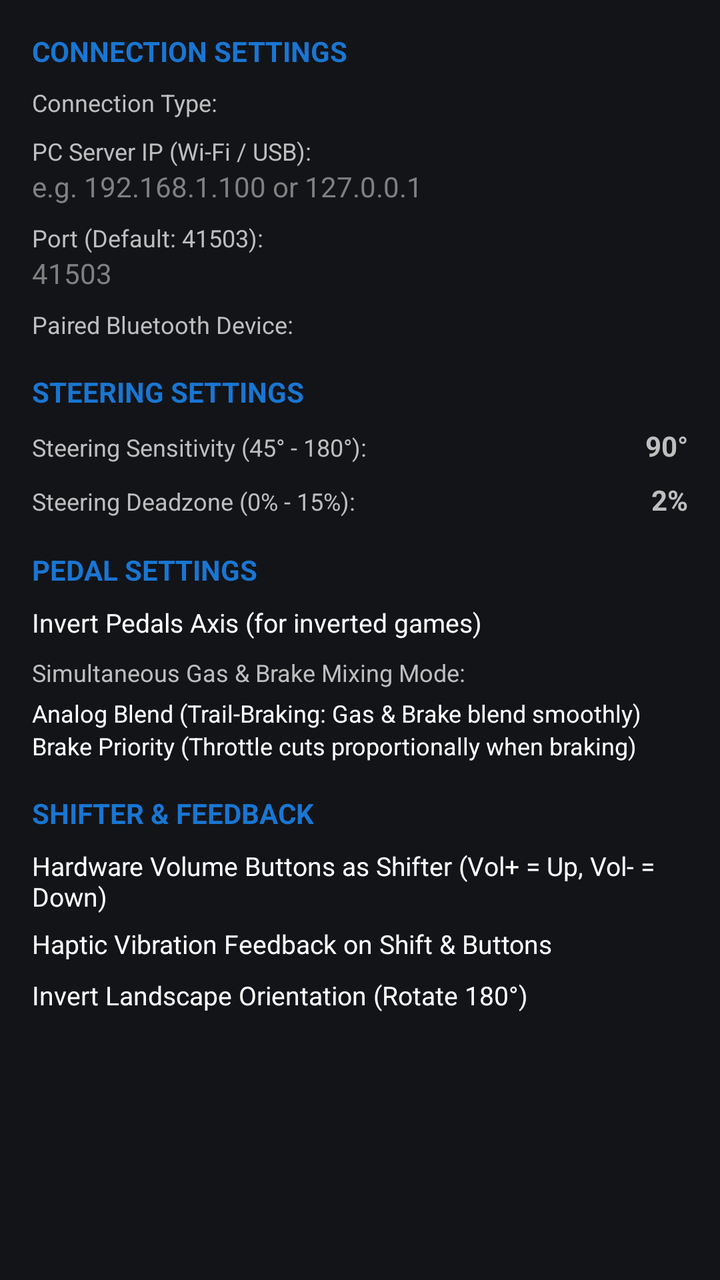
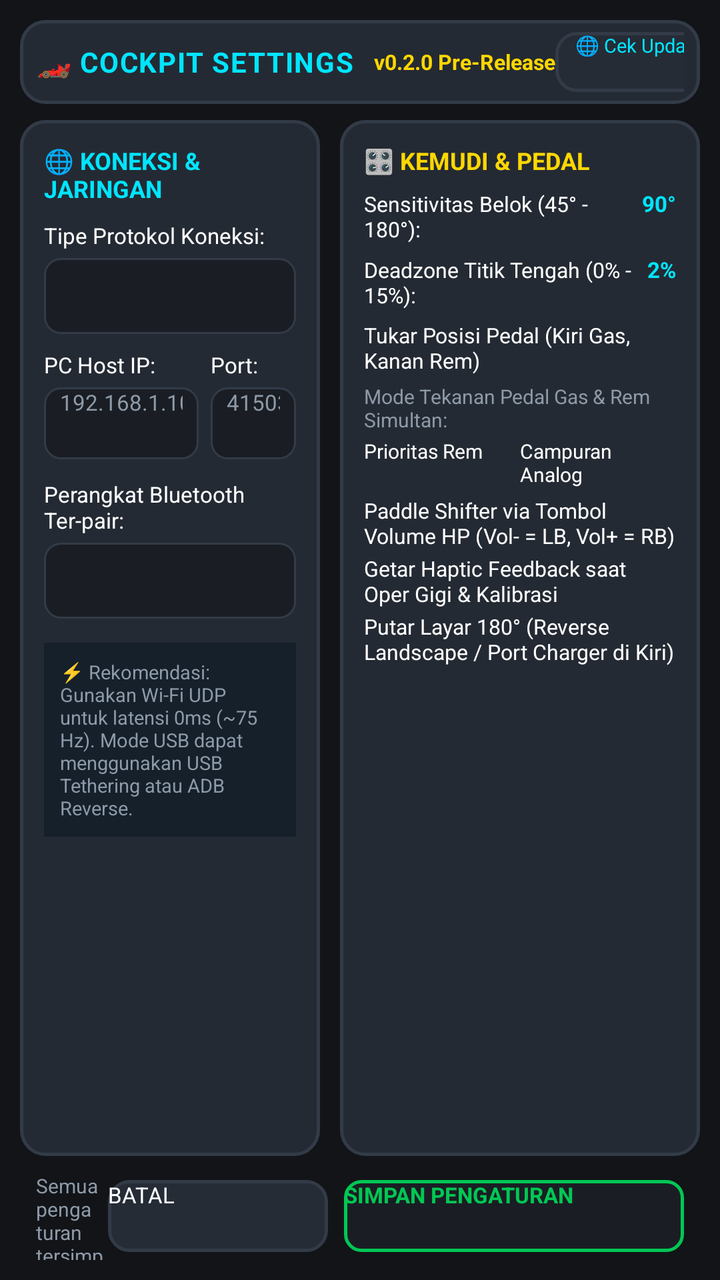

Compare the two renders of this Android layout. The source of the first and the diff that turns it into the second are given below.
<!-- AndroidManifest.xml: application theme AppTheme -->
<!-- res/layout/dialog_settings.xml -->
<?xml version="1.0" encoding="utf-8"?>
<ScrollView xmlns:android="http://schemas.android.com/apk/res/android"
    android:layout_width="match_parent"
    android:layout_height="wrap_content"
    android:padding="16dp">

    <LinearLayout
        android:layout_width="match_parent"
        android:layout_height="wrap_content"
        android:orientation="vertical">

        
        <TextView
            android:layout_width="wrap_content"
            android:layout_height="wrap_content"
            android:text="CONNECTION SETTINGS"
            android:textStyle="bold"
            android:textColor="#1976D2"
            android:textSize="14sp"
            android:layout_marginBottom="8dp" />

        <TextView
            android:layout_width="wrap_content"
            android:layout_height="wrap_content"
            android:text="Connection Type:"
            android:textSize="12sp" />

        <Spinner
            android:id="@+id/spConnType"
            android:layout_width="match_parent"
            android:layout_height="wrap_content"
            android:layout_marginBottom="8dp" />

        <TextView
            android:layout_width="wrap_content"
            android:layout_height="wrap_content"
            android:text="PC Server IP (Wi-Fi / USB):"
            android:textSize="12sp" />

        <EditText
            android:id="@+id/etHost"
            android:layout_width="match_parent"
            android:layout_height="wrap_content"
            android:hint="e.g. 192.168.1.100 or 127.0.0.1"
            android:inputType="textUri"
            android:textSize="14sp"
            android:layout_marginBottom="8dp" />

        <TextView
            android:layout_width="wrap_content"
            android:layout_height="wrap_content"
            android:text="Port (Default: 41503):"
            android:textSize="12sp" />

        <EditText
            android:id="@+id/etPort"
            android:layout_width="match_parent"
            android:layout_height="wrap_content"
            android:hint="41503"
            android:inputType="number"
            android:textSize="14sp"
            android:layout_marginBottom="8dp" />

        <TextView
            android:layout_width="wrap_content"
            android:layout_height="wrap_content"
            android:text="Paired Bluetooth Device:"
            android:textSize="12sp" />

        <Spinner
            android:id="@+id/spBluetoothDevice"
            android:layout_width="match_parent"
            android:layout_height="wrap_content"
            android:layout_marginBottom="16dp" />

        
        <TextView
            android:layout_width="wrap_content"
            android:layout_height="wrap_content"
            android:text="STEERING SETTINGS"
            android:textStyle="bold"
            android:textColor="#1976D2"
            android:textSize="14sp"
            android:layout_marginBottom="8dp" />

        <LinearLayout
            android:layout_width="match_parent"
            android:layout_height="wrap_content"
            android:orientation="horizontal">

            <TextView
                android:layout_width="0dp"
                android:layout_height="wrap_content"
                android:layout_weight="1"
                android:text="Steering Sensitivity (45° - 180°):"
                android:textSize="12sp" />

            <TextView
                android:id="@+id/tvSensitivityVal"
                android:layout_width="wrap_content"
                android:layout_height="wrap_content"
                android:text="90°"
                android:textStyle="bold"
                android:textSize="14sp" />
        </LinearLayout>

        <SeekBar
            android:id="@+id/sbSensitivity"
            android:layout_width="match_parent"
            android:layout_height="wrap_content"
            android:layout_marginBottom="8dp" />

        <LinearLayout
            android:layout_width="match_parent"
            android:layout_height="wrap_content"
            android:orientation="horizontal">

            <TextView
                android:layout_width="0dp"
                android:layout_height="wrap_content"
                android:layout_weight="1"
                android:text="Steering Deadzone (0% - 15%):"
                android:textSize="12sp" />

            <TextView
                android:id="@+id/tvDeadzoneVal"
                android:layout_width="wrap_content"
                android:layout_height="wrap_content"
                android:text="2%"
                android:textStyle="bold"
                android:textSize="14sp" />
        </LinearLayout>

        <SeekBar
            android:id="@+id/sbDeadzone"
            android:layout_width="match_parent"
            android:layout_height="wrap_content"
            android:layout_marginBottom="16dp" />

        
        <TextView
            android:layout_width="wrap_content"
            android:layout_height="wrap_content"
            android:text="PEDAL SETTINGS"
            android:textStyle="bold"
            android:textColor="#1976D2"
            android:textSize="14sp"
            android:layout_marginBottom="8dp" />

        <CheckBox
            android:id="@+id/cbInvertPedals"
            android:layout_width="wrap_content"
            android:layout_height="wrap_content"
            android:text="Invert Pedals Axis (for inverted games)"
            android:textSize="13sp"
            android:layout_marginBottom="8dp" />

        <TextView
            android:layout_width="wrap_content"
            android:layout_height="wrap_content"
            android:text="Simultaneous Gas &amp; Brake Mixing Mode:"
            android:textSize="12sp"
            android:layout_marginBottom="4dp" />

        <RadioGroup
            android:id="@+id/rgMixMode"
            android:layout_width="match_parent"
            android:layout_height="wrap_content"
            android:layout_marginBottom="16dp">

            <RadioButton
                android:id="@+id/rbMixAnalogBlend"
                android:layout_width="wrap_content"
                android:layout_height="wrap_content"
                android:text="Analog Blend (Trail-Braking: Gas &amp; Brake blend smoothly)"
                android:textSize="12sp" />

            <RadioButton
                android:id="@+id/rbMixBrakePriority"
                android:layout_width="wrap_content"
                android:layout_height="wrap_content"
                android:text="Brake Priority (Throttle cuts proportionally when braking)"
                android:textSize="12sp" />
        </RadioGroup>

        
        <TextView
            android:layout_width="wrap_content"
            android:layout_height="wrap_content"
            android:text="SHIFTER &amp; FEEDBACK"
            android:textStyle="bold"
            android:textColor="#1976D2"
            android:textSize="14sp"
            android:layout_marginBottom="8dp" />

        <CheckBox
            android:id="@+id/cbVolumeShifter"
            android:layout_width="wrap_content"
            android:layout_height="wrap_content"
            android:text="Hardware Volume Buttons as Shifter (Vol+ = Up, Vol- = Down)"
            android:textSize="13sp"
            android:layout_marginBottom="6dp" />

        <CheckBox
            android:id="@+id/cbHaptic"
            android:layout_width="wrap_content"
            android:layout_height="wrap_content"
            android:text="Haptic Vibration Feedback on Shift &amp; Buttons"
            android:textSize="13sp"
            android:layout_marginBottom="8dp" />

        <CheckBox
            android:id="@+id/cbReverseLandscape"
            android:layout_width="wrap_content"
            android:layout_height="wrap_content"
            android:text="Invert Landscape Orientation (Rotate 180°)"
            android:textSize="13sp"
            android:layout_marginBottom="8dp" />

    </LinearLayout>
</ScrollView>
<!-- resources referenced by this layout -->
<resources>
  <style name="AppTheme" parent="@android:style/Theme.NoTitleBar.Fullscreen">
          <item name="android:windowBackground">@color/cockpit_bg</item>
          <item name="android:windowFullscreen">true</item>
          <item name="android:keepScreenOn">true</item>
      </style>
  <color name="cockpit_bg">#121418</color>
</resources>

<!-- the commit's change to res/layout/dialog_settings.xml (unified diff, before → after) -->
@@ -1,221 +1,389 @@
 <?xml version="1.0" encoding="utf-8"?>
-<ScrollView xmlns:android="http://schemas.android.com/apk/res/android"
+<LinearLayout xmlns:android="http://schemas.android.com/apk/res/android"
     android:layout_width="match_parent"
-    android:layout_height="wrap_content"
-    android:padding="16dp">
-
+    android:layout_height="match_parent"
+    android:background="@color/cockpit_bg"
+    android:orientation="vertical"
+    android:padding="10dp">
+
+    
     <LinearLayout
         android:layout_width="match_parent"
-        android:layout_height="wrap_content"
-        android:orientation="vertical">
-
-        
+        android:layout_height="42dp"
+        android:orientation="horizontal"
+        android:gravity="center_vertical"
+        android:paddingLeft="8dp"
+        android:paddingRight="8dp"
+        android:background="@drawable/bg_settings_card">
+
         <TextView
             android:layout_width="wrap_content"
             android:layout_height="wrap_content"
-            android:text="CONNECTION SETTINGS"
-            android:textStyle="bold"
-            android:textColor="#1976D2"
+            android:text="🏎️ COCKPIT SETTINGS"
+            android:textColor="@color/racing_cyan"
             android:textSize="14sp"
-            android:layout_marginBottom="8dp" />
+            android:letterSpacing="0.04"
+            android:textStyle="bold" />
 
         <TextView
             android:layout_width="wrap_content"
             android:layout_height="wrap_content"
-            android:text="Connection Type:"
-            android:textSize="12sp" />
-
-        <Spinner
-            android:id="@+id/spConnType"
-            android:layout_width="match_parent"
+            android:layout_marginLeft="10dp"
+            android:text="v0.2.0 Pre-Release"
+            android:textColor="@color/racing_yellow"
+            android:textSize="10.5sp"
+            android:textStyle="bold" />
+
+        <View
+            android:layout_width="0dp"
+            android:layout_height="1dp"
+            android:layout_weight="1" />
+
+        <Button
+            android:id="@+id/btnCheckUpdate"
+            android:layout_width="wrap_content"
+            android:layout_height="30dp"
+            android:paddingLeft="10dp"
+            android:paddingRight="10dp"
+            android:text="🌐 Cek Update GitHub"
+            android:textSize="9.5sp"
+            android:textColor="@color/racing_cyan"
+            android:background="@drawable/bg_btn_racing" />
+    </LinearLayout>
+
+    
+    <LinearLayout
+        android:layout_width="match_parent"
+        android:layout_height="0dp"
+        android:layout_weight="1"
+        android:orientation="horizontal"
+        android:layout_marginTop="8dp">
+
+        
+        <ScrollView
+            android:layout_width="0dp"
+            android:layout_height="match_parent"
+            android:layout_weight="1"
+            android:layout_marginRight="5dp"
+            android:background="@drawable/bg_settings_card"
+            android:padding="12dp">
+
+            <LinearLayout
+                android:layout_width="match_parent"
+                android:layout_height="wrap_content"
+                android:orientation="vertical">
+
+                <TextView
+                    android:layout_width="wrap_content"
+                    android:layout_height="wrap_content"
+                    android:text="🌐 KONEKSI &amp; JARINGAN"
+                    android:textColor="@color/racing_cyan"
+                    android:textSize="12sp"
+                    android:textStyle="bold" />
+
+                <TextView
+                    android:layout_width="wrap_content"
+                    android:layout_height="wrap_content"
+                    android:layout_marginTop="8dp"
+                    android:text="Tipe Protokol Koneksi:"
+                    android:textColor="@color/text_white"
+                    android:textSize="11sp" />
+
+                <Spinner
+                    android:id="@+id/spConnType"
+                    android:layout_width="match_parent"
+                    android:layout_height="38dp"
+                    android:layout_marginTop="4dp"
+                    android:background="@drawable/bg_input_field" />
+
+                <LinearLayout
+                    android:layout_width="match_parent"
+                    android:layout_height="wrap_content"
+                    android:orientation="horizontal"
+                    android:layout_marginTop="8dp">
+
+                    <LinearLayout
+                        android:layout_width="0dp"
+                        android:layout_height="wrap_content"
+                        android:layout_weight="2.2"
+                        android:orientation="vertical"
+                        android:layout_marginRight="6dp">
+
+                        <TextView
+                            android:layout_width="wrap_content"
+                            android:layout_height="wrap_content"
+                            android:text="PC Host IP:"
+                            android:textColor="@color/text_white"
+                            android:textSize="11sp" />
+
+                        <EditText
+                            android:id="@+id/etHost"
+                            android:layout_width="match_parent"
+                            android:layout_height="36dp"
+                            android:layout_marginTop="4dp"
+                            android:paddingLeft="8dp"
+                            android:paddingRight="8dp"
+                            android:hint="192.168.1.100"
+                            android:textColorHint="@color/text_dim"
+                            android:singleLine="true"
+                            android:textColor="@color/text_white"
+                            android:textSize="11sp"
+                            android:background="@drawable/bg_input_field" />
+                    </LinearLayout>
+
+                    <LinearLayout
+                        android:layout_width="0dp"
+                        android:layout_height="wrap_content"
+                        android:layout_weight="1.2"
+                        android:orientation="vertical">
+
+                        <TextView
+                            android:layout_width="wrap_content"
+                            android:layout_height="wrap_content"
+                            android:text="Port:"
+                            android:textColor="@color/text_white"
+                            android:textSize="11sp" />
+
+                        <EditText
+                            android:id="@+id/etPort"
+                            android:layout_width="match_parent"
+                            android:layout_height="36dp"
+                            android:layout_marginTop="4dp"
+                            android:paddingLeft="8dp"
+                            android:paddingRight="8dp"
+                            android:hint="41503"
+                            android:textColorHint="@color/text_dim"
+                            android:singleLine="true"
+                            android:inputType="number"
+                            android:textColor="@color/text_white"
+                            android:textSize="11sp"
+                            android:background="@drawable/bg_input_field" />
+                    </LinearLayout>
+                </LinearLayout>
+
+                <TextView
+                    android:layout_width="wrap_content"
+                    android:layout_height="wrap_content"
+                    android:layout_marginTop="10dp"
+                    android:text="Perangkat Bluetooth Ter-pair:"
+                    android:textColor="@color/text_white"
+                    android:textSize="11sp" />
+
+                <Spinner
+                    android:id="@+id/spBluetoothDevice"
+                    android:layout_width="match_parent"
+                    android:layout_height="38dp"
+                    android:layout_marginTop="4dp"
+                    android:background="@drawable/bg_input_field" />
+
+                <TextView
+                    android:layout_width="match_parent"
+                    android:layout_height="wrap_content"
+                    android:layout_marginTop="12dp"
+                    android:padding="8dp"
+                    android:background="#15202B"
+                    android:text="⚡ Rekomendasi: Gunakan Wi-Fi UDP untuk latensi 0ms (~75 Hz). Mode USB dapat menggunakan USB Tethering atau ADB Reverse."
+                    android:textColor="@color/text_dim"
+                    android:textSize="9.5sp" />
+            </LinearLayout>
+        </ScrollView>
+
+        
+        <ScrollView
+            android:layout_width="0dp"
+            android:layout_height="match_parent"
+            android:layout_weight="1.2"
+            android:layout_marginLeft="5dp"
+            android:background="@drawable/bg_settings_card"
+            android:padding="12dp">
+
+            <LinearLayout
+                android:layout_width="match_parent"
+                android:layout_height="wrap_content"
+                android:orientation="vertical">
+
+                <TextView
+                    android:layout_width="wrap_content"
+                    android:layout_height="wrap_content"
+                    android:text="🎛️ KEMUDI &amp; PEDAL"
+                    android:textColor="@color/racing_yellow"
+                    android:textSize="12sp"
+                    android:textStyle="bold" />
+
+                
+                <LinearLayout
+                    android:layout_width="match_parent"
+                    android:layout_height="wrap_content"
+                    android:orientation="horizontal"
+                    android:layout_marginTop="6dp">
+
+                    <TextView
+                        android:layout_width="0dp"
+                        android:layout_height="wrap_content"
+                        android:layout_weight="1"
+                        android:text="Sensitivitas Belok (45° - 180°):"
+                        android:textColor="@color/text_white"
+                        android:textSize="10.5sp" />
+
+                    <TextView
+                        android:id="@+id/tvSensitivityVal"
+                        android:layout_width="wrap_content"
+                        android:layout_height="wrap_content"
+                        android:text="90°"
+                        android:textColor="@color/racing_cyan"
+                        android:textSize="11sp"
+                        android:textStyle="bold" />
+                </LinearLayout>
+
+                <SeekBar
+                    android:id="@+id/sbSensitivity"
+                    android:layout_width="match_parent"
+                    android:layout_height="wrap_content"
+                    android:layout_marginTop="2dp" />
+
+                
+                <LinearLayout
+                    android:layout_width="match_parent"
+                    android:layout_height="wrap_content"
+                    android:orientation="horizontal"
+                    android:layout_marginTop="4dp">
+
+                    <TextView
+                        android:layout_width="0dp"
+                        android:layout_height="wrap_content"
+                        android:layout_weight="1"
+                        android:text="Deadzone Titik Tengah (0% - 15%):"
+                        android:textColor="@color/text_white"
+                        android:textSize="10.5sp" />
+
+                    <TextView
+                        android:id="@+id/tvDeadzoneVal"
+                        android:layout_width="wrap_content"
+                        android:layout_height="wrap_content"
+                        android:text="2%"
+                        android:textColor="@color/racing_cyan"
+                        android:textSize="11sp"
+                        android:textStyle="bold" />
+                </LinearLayout>
+
+                <SeekBar
+                    android:id="@+id/sbDeadzone"
+                    android:layout_width="match_parent"
+                    android:layout_height="wrap_content"
+                    android:layout_marginTop="2dp" />
+
+                
+                <CheckBox
+                    android:id="@+id/cbInvertPedals"
+                    android:layout_width="match_parent"
+                    android:layout_height="wrap_content"
+                    android:layout_marginTop="4dp"
+                    android:text="Tukar Posisi Pedal (Kiri Gas, Kanan Rem)"
+                    android:textColor="@color/text_white"
+                    android:textSize="10.5sp" />
+
+                <TextView
+                    android:layout_width="wrap_content"
+                    android:layout_height="wrap_content"
+                    android:layout_marginTop="4dp"
+                    android:text="Mode Tekanan Pedal Gas &amp; Rem Simultan:"
+                    android:textColor="@color/text_dim"
+                    android:textSize="10sp" />
+
+                <RadioGroup
+                    android:id="@+id/rgMixMode"
+                    android:layout_width="match_parent"
+                    android:layout_height="wrap_content"
+                    android:orientation="horizontal"
+                    android:layout_marginTop="2dp">
+
+                    <RadioButton
+                        android:id="@+id/rbMixBrakePriority"
+                        android:layout_width="0dp"
+                        android:layout_height="wrap_content"
+                        android:layout_weight="1"
+                        android:text="Prioritas Rem"
+                        android:textColor="@color/text_white"
+                        android:textSize="10sp" />
+
+                    <RadioButton
+                        android:id="@+id/rbMixAnalogBlend"
+                        android:layout_width="0dp"
+                        android:layout_height="wrap_content"
+                        android:layout_weight="1"
+                        android:text="Campuran Analog"
+                        android:textColor="@color/text_white"
+                        android:textSize="10sp" />
+                </RadioGroup>
+
+                
+                <CheckBox
+                    android:id="@+id/cbVolumeShifter"
+                    android:layout_width="match_parent"
+                    android:layout_height="wrap_content"
+                    android:layout_marginTop="4dp"
+                    android:text="Paddle Shifter via Tombol Volume HP (Vol- = LB, Vol+ = RB)"
+                    android:textColor="@color/text_white"
+                    android:textSize="10.5sp" />
+
+                <CheckBox
+                    android:id="@+id/cbHaptic"
+                    android:layout_width="match_parent"
+                    android:layout_height="wrap_content"
+                    android:layout_marginTop="2dp"
+                    android:text="Getar Haptic Feedback saat Oper Gigi &amp; Kalibrasi"
+                    android:textColor="@color/text_white"
+                    android:textSize="10.5sp" />
+
+                <CheckBox
+                    android:id="@+id/cbReverseLandscape"
+                    android:layout_width="match_parent"
+                    android:layout_height="wrap_content"
+                    android:layout_marginTop="2dp"
+                    android:text="Putar Layar 180° (Reverse Landscape / Port Charger di Kiri)"
+                    android:textColor="@color/text_white"
+                    android:textSize="10.5sp" />
+            </LinearLayout>
+        </ScrollView>
+    </LinearLayout>
+
+    
+    <LinearLayout
+        android:layout_width="match_parent"
+        android:layout_height="44dp"
+        android:orientation="horizontal"
+        android:gravity="center_vertical"
+        android:layout_marginTop="8dp"
+        android:paddingLeft="8dp"
+        android:paddingRight="8dp">
+
+        <TextView
+            android:layout_width="0dp"
             android:layout_height="wrap_content"
-            android:layout_marginBottom="8dp" />
-
-        <TextView
-            android:layout_width="wrap_content"
-            android:layout_height="wrap_content"
-            android:text="PC Server IP (Wi-Fi / USB):"
-            android:textSize="12sp" />
-
-        <EditText
-            android:id="@+id/etHost"
-            android:layout_width="match_parent"
-            android:layout_height="wrap_content"
-            android:hint="e.g. 192.168.1.100 or 127.0.0.1"
-            android:inputType="textUri"
-            android:textSize="14sp"
-            android:layout_marginBottom="8dp" />
-
-        <TextView
-            android:layout_width="wrap_content"
-            android:layout_height="wrap_content"
-            android:text="Port (Default: 41503):"
-            android:textSize="12sp" />
-
-        <EditText
-            android:id="@+id/etPort"
-            android:layout_width="match_parent"
-            android:layout_height="wrap_content"
-            android:hint="41503"
-            android:inputType="number"
-            android:textSize="14sp"
-            android:layout_marginBottom="8dp" />
-
-        <TextView
-            android:layout_width="wrap_content"
-            android:layout_height="wrap_content"
-            android:text="Paired Bluetooth Device:"
-            android:textSize="12sp" />
-
-        <Spinner
-            android:id="@+id/spBluetoothDevice"
-            android:layout_width="match_parent"
-            android:layout_height="wrap_content"
-            android:layout_marginBottom="16dp" />
-
-        
-        <TextView
-            android:layout_width="wrap_content"
-            android:layout_height="wrap_content"
-            android:text="STEERING SETTINGS"
+            android:layout_weight="1"
+            android:text="Semua pengaturan tersimpan otomatis di memori internal."
+            android:textColor="@color/text_dim"
+            android:textSize="10sp" />
+
+        <Button
+            android:id="@+id/btnCancelSettings"
+            android:layout_width="110dp"
+            android:layout_height="36dp"
+            android:text="BATAL"
+            android:textSize="11sp"
+            android:textColor="@color/text_white"
+            android:background="@drawable/bg_btn_racing" />
+
+        <Button
+            android:id="@+id/btnSaveSettings"
+            android:layout_width="170dp"
+            android:layout_height="36dp"
+            android:layout_marginLeft="8dp"
+            android:text="SIMPAN PENGATURAN"
+            android:textSize="11sp"
             android:textStyle="bold"
-            android:textColor="#1976D2"
-            android:textSize="14sp"
-            android:layout_marginBottom="8dp" />
-
-        <LinearLayout
-            android:layout_width="match_parent"
-            android:layout_height="wrap_content"
-            android:orientation="horizontal">
-
-            <TextView
-                android:layout_width="0dp"
-                android:layout_height="wrap_content"
-                android:layout_weight="1"
-                android:text="Steering Sensitivity (45° - 180°):"
-                android:textSize="12sp" />
-
-            <TextView
-                android:id="@+id/tvSensitivityVal"
-                android:layout_width="wrap_content"
-                android:layout_height="wrap_content"
-                android:text="90°"
-                android:textStyle="bold"
-                android:textSize="14sp" />
-        </LinearLayout>
-
-        <SeekBar
-            android:id="@+id/sbSensitivity"
-            android:layout_width="match_parent"
-            android:layout_height="wrap_content"
-            android:layout_marginBottom="8dp" />
-
-        <LinearLayout
-            android:layout_width="match_parent"
-            android:layout_height="wrap_content"
-            android:orientation="horizontal">
-
-            <TextView
-                android:layout_width="0dp"
-                android:layout_height="wrap_content"
-                android:layout_weight="1"
-                android:text="Steering Deadzone (0% - 15%):"
-                android:textSize="12sp" />
-
-            <TextView
-                android:id="@+id/tvDeadzoneVal"
-                android:layout_width="wrap_content"
-                android:layout_height="wrap_content"
-                android:text="2%"
-                android:textStyle="bold"
-                android:textSize="14sp" />
-        </LinearLayout>
-
-        <SeekBar
-            android:id="@+id/sbDeadzone"
-            android:layout_width="match_parent"
-            android:layout_height="wrap_content"
-            android:layout_marginBottom="16dp" />
-
-        
-        <TextView
-            android:layout_width="wrap_content"
-            android:layout_height="wrap_content"
-            android:text="PEDAL SETTINGS"
-            android:textStyle="bold"
-            android:textColor="#1976D2"
-            android:textSize="14sp"
-            android:layout_marginBottom="8dp" />
-
-        <CheckBox
-            android:id="@+id/cbInvertPedals"
-            android:layout_width="wrap_content"
-            android:layout_height="wrap_content"
-            android:text="Invert Pedals Axis (for inverted games)"
-            android:textSize="13sp"
-            android:layout_marginBottom="8dp" />
-
-        <TextView
-            android:layout_width="wrap_content"
-            android:layout_height="wrap_content"
-            android:text="Simultaneous Gas &amp; Brake Mixing Mode:"
-            android:textSize="12sp"
-            android:layout_marginBottom="4dp" />
-
-        <RadioGroup
-            android:id="@+id/rgMixMode"
-            android:layout_width="match_parent"
-            android:layout_height="wrap_content"
-            android:layout_marginBottom="16dp">
-
-            <RadioButton
-                android:id="@+id/rbMixAnalogBlend"
-                android:layout_width="wrap_content"
-                android:layout_height="wrap_content"
-                android:text="Analog Blend (Trail-Braking: Gas &amp; Brake blend smoothly)"
-                android:textSize="12sp" />
-
-            <RadioButton
-                android:id="@+id/rbMixBrakePriority"
-                android:layout_width="wrap_content"
-                android:layout_height="wrap_content"
-                android:text="Brake Priority (Throttle cuts proportionally when braking)"
-                android:textSize="12sp" />
-        </RadioGroup>
-
-        
-        <TextView
-            android:layout_width="wrap_content"
-            android:layout_height="wrap_content"
-            android:text="SHIFTER &amp; FEEDBACK"
-            android:textStyle="bold"
-            android:textColor="#1976D2"
-            android:textSize="14sp"
-            android:layout_marginBottom="8dp" />
-
-        <CheckBox
-            android:id="@+id/cbVolumeShifter"
-            android:layout_width="wrap_content"
-            android:layout_height="wrap_content"
-            android:text="Hardware Volume Buttons as Shifter (Vol+ = Up, Vol- = Down)"
-            android:textSize="13sp"
-            android:layout_marginBottom="6dp" />
-
-        <CheckBox
-            android:id="@+id/cbHaptic"
-            android:layout_width="wrap_content"
-            android:layout_height="wrap_content"
-            android:text="Haptic Vibration Feedback on Shift &amp; Buttons"
-            android:textSize="13sp"
-            android:layout_marginBottom="8dp" />
-
-        <CheckBox
-            android:id="@+id/cbReverseLandscape"
-            android:layout_width="wrap_content"
-            android:layout_height="wrap_content"
-            android:text="Invert Landscape Orientation (Rotate 180°)"
-            android:textSize="13sp"
-            android:layout_marginBottom="8dp" />
-
+            android:textColor="@color/btn_connect_green"
+            android:background="@drawable/bg_btn_connect" />
     </LinearLayout>
-</ScrollView>
+
+</LinearLayout>
<!-- resource entries referenced after the edit -->
@@ -1,10 +1,66 @@
 <!-- resources referenced by this layout -->
 <resources>
+  <color name="btn_connect_green">#00C853</color>
+  <color name="cockpit_bg">#121418</color>
+  <color name="racing_cyan">#00E5FF</color>
+  <color name="racing_yellow">#FFD700</color>
+  <color name="text_dim">#8E9AA8</color>
+  <color name="text_white">#FFFFFF</color>
+  <!-- drawable bg_btn_connect (drawable) -->
+  <selector xmlns:android="http://schemas.android.com/apk/res/android">
+      <item android:state_pressed="true">
+          <shape android:shape="rectangle">
+              <corners android:radius="8dp" />
+              <solid android:color="@color/btn_action_pressed" />
+              <stroke android:width="2dp" android:color="@color/btn_connect_green" />
+          </shape>
+      </item>
+      <item>
+          <shape android:shape="rectangle">
+              <corners android:radius="8dp" />
+              <solid android:color="@color/cockpit_panel" />
+              <stroke android:width="1.5dp" android:color="@color/btn_connect_green" />
+          </shape>
+      </item>
+  </selector>
+  <!-- drawable bg_btn_racing (drawable) -->
+  <selector xmlns:android="http://schemas.android.com/apk/res/android">
+      <item android:state_pressed="true">
+          <shape android:shape="rectangle">
+              <corners android:radius="10dp" />
+              <solid android:color="@color/btn_action_pressed" />
+              <stroke android:width="2dp" android:color="@color/racing_cyan" />
+          </shape>
+      </item>
+      <item>
+          <shape android:shape="rectangle">
+              <corners android:radius="10dp" />
+              <solid android:color="@color/btn_action_bg" />
+              <stroke android:width="1.5dp" android:color="@color/cockpit_border" />
+          </shape>
+      </item>
+  </selector>
+  <!-- drawable bg_input_field (drawable) -->
+  <shape xmlns:android="http://schemas.android.com/apk/res/android" android:shape="rectangle">
+      <corners android:radius="8dp" />
+      <solid android:color="#1A1E24" />
+      <stroke android:width="1dp" android:color="@color/cockpit_border" />
+  </shape>
+  <!-- drawable bg_settings_card (drawable) -->
+  <shape xmlns:android="http://schemas.android.com/apk/res/android" android:shape="rectangle">
+      <corners android:radius="12dp" />
+      <solid android:color="@color/cockpit_card" />
+      <stroke android:width="1.5dp" android:color="@color/cockpit_border" />
+  </shape>
   <style name="AppTheme" parent="@android:style/Theme.NoTitleBar.Fullscreen">
           <item name="android:windowBackground">@color/cockpit_bg</item>
           <item name="android:windowFullscreen">true</item>
           <item name="android:keepScreenOn">true</item>
       </style>
-  <color name="cockpit_bg">#121418</color>
+  <color name="btn_action_pressed">#3D4856</color>
+  <color name="cockpit_panel">#1A1E24</color>
+  <color name="btn_action_bg">#252C36</color>
+  <color name="cockpit_border">#323B47</color>
+  <color name="cockpit_card">#242A33</color>
 </resources>
 
